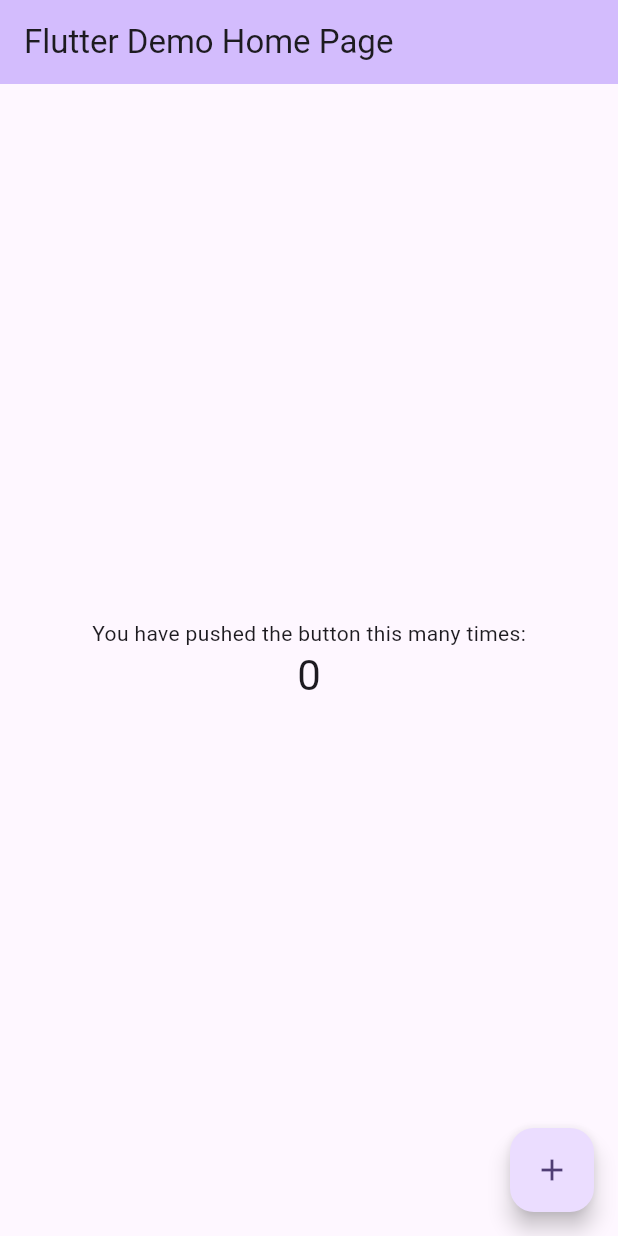
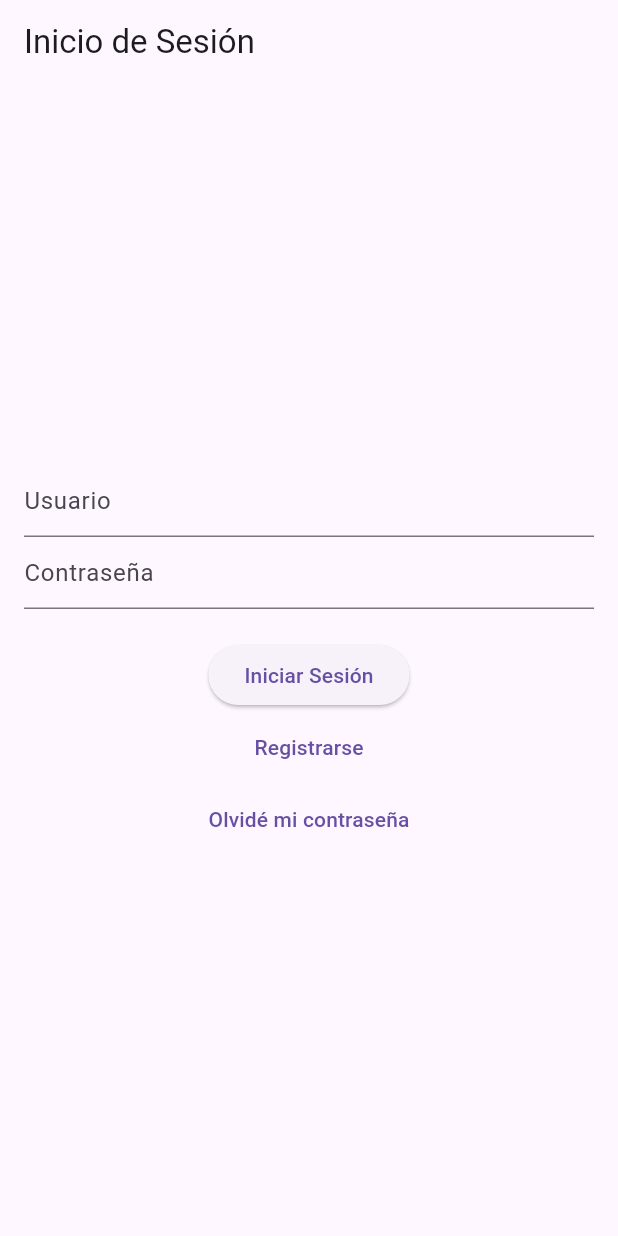
Before and after one commit to AbregoMendozaAllan/CuriosidadesAnimalesMovil2, a Flutter app: the screen it shows after launch, on a phone screen of 412 x 824 dp. Run offline on Flutter 3.47's test engine with Material 3 defaults, Android fonts, the light colour scheme and no system bars.

Commit message:
Primer commit

```diff
--- a/lib/main.dart
+++ b/lib/main.dart
@@ -1,125 +1,114 @@
 import 'package:flutter/material.dart';
+import 'register_page.dart'; // Asegúrate de usar la ruta correcta a tu archivo
+
 
 void main() {
-  runApp(const MyApp());
+  runApp(MyApp());
 }
 
 class MyApp extends StatelessWidget {
-  const MyApp({super.key});
-
-  // This widget is the root of your application.
   @override
   Widget build(BuildContext context) {
     return MaterialApp(
-      title: 'Flutter Demo',
-      theme: ThemeData(
-        // This is the theme of your application.
-        //
-        // TRY THIS: Try running your application with "flutter run". You'll see
-        // the application has a purple toolbar. Then, without quitting the app,
-        // try changing the seedColor in the colorScheme below to Colors.green
-        // and then invoke "hot reload" (save your changes or press the "hot
-        // reload" button in a Flutter-supported IDE, or press "r" if you used
-        // the command line to start the app).
-        //
-        // Notice that the counter didn't reset back to zero; the application
-        // state is not lost during the reload. To reset the state, use hot
-        // restart instead.
-        //
-        // This works for code too, not just values: Most code changes can be
-        // tested with just a hot reload.
-        colorScheme: ColorScheme.fromSeed(seedColor: Colors.deepPurple),
-        useMaterial3: true,
-      ),
-      home: const MyHomePage(title: 'Flutter Demo Home Page'),
+      home: LoginPage(),
     );
   }
 }
 
-class MyHomePage extends StatefulWidget {
-  const MyHomePage({super.key, required this.title});
-
-  // This widget is the home page of your application. It is stateful, meaning
-  // that it has a State object (defined below) that contains fields that affect
-  // how it looks.
-
-  // This class is the configuration for the state. It holds the values (in this
-  // case the title) provided by the parent (in this case the App widget) and
-  // used by the build method of the State. Fields in a Widget subclass are
-  // always marked "final".
-
-  final String title;
-
+class LoginPage extends StatefulWidget {
   @override
-  State<MyHomePage> createState() => _MyHomePageState();
+  _LoginPageState createState() => _LoginPageState();
 }
 
-class _MyHomePageState extends State<MyHomePage> {
-  int _counter = 0;
+class _LoginPageState extends State<LoginPage> {
+  final TextEditingController _usernameController = TextEditingController();
+  final TextEditingController _passwordController = TextEditingController();
 
-  void _incrementCounter() {
-    setState(() {
-      // This call to setState tells the Flutter framework that something has
-      // changed in this State, which causes it to rerun the build method below
-      // so that the display can reflect the updated values. If we changed
-      // _counter without calling setState(), then the build method would not be
-      // called again, and so nothing would appear to happen.
-      _counter++;
-    });
+  void _showForgotPasswordDialog() {
+    showDialog(
+      context: context,
+      builder: (context) => AlertDialog(
+        title: Text('Recuperar Contraseña'),
+        content: TextField(
+          controller: _usernameController, // Reutilizar el controlador de nombre de usuario para el email
+          decoration: InputDecoration(
+            hintText: 'Email',
+          ),
+          keyboardType: TextInputType.emailAddress,
+        ),
+        actions: <Widget>[
+          TextButton(
+            child: Text('Cancelar'),
+            onPressed: () => Navigator.of(context).pop(),
+          ),
+          TextButton(
+            child: Text('Enviar'),
+            onPressed: () {
+              // Aquí iría la lógica para manejar la recuperación de la contraseña
+              print('Solicitud de recuperación de contraseña para: ${_usernameController.text}');
+              Navigator.of(context).pop();
+            },
+          ),
+        ],
+      ),
+    );
   }
 
   @override
   Widget build(BuildContext context) {
-    // This method is rerun every time setState is called, for instance as done
-    // by the _incrementCounter method above.
-    //
-    // The Flutter framework has been optimized to make rerunning build methods
-    // fast, so that you can just rebuild anything that needs updating rather
-    // than having to individually change instances of widgets.
     return Scaffold(
       appBar: AppBar(
-        // TRY THIS: Try changing the color here to a specific color (to
-        // Colors.amber, perhaps?) and trigger a hot reload to see the AppBar
-        // change color while the other colors stay the same.
-        backgroundColor: Theme.of(context).colorScheme.inversePrimary,
-        // Here we take the value from the MyHomePage object that was created by
-        // the App.build method, and use it to set our appbar title.
-        title: Text(widget.title),
+        title: Text('Inicio de Sesión'),
       ),
-      body: Center(
-        // Center is a layout widget. It takes a single child and positions it
-        // in the middle of the parent.
+      body: Padding(
+        padding: const EdgeInsets.all(16.0),
         child: Column(
-          // Column is also a layout widget. It takes a list of children and
-          // arranges them vertically. By default, it sizes itself to fit its
-          // children horizontally, and tries to be as tall as its parent.
-          //
-          // Column has various properties to control how it sizes itself and
-          // how it positions its children. Here we use mainAxisAlignment to
-          // center the children vertically; the main axis here is the vertical
-          // axis because Columns are vertical (the cross axis would be
-          // horizontal).
-          //
-          // TRY THIS: Invoke "debug painting" (choose the "Toggle Debug Paint"
-          // action in the IDE, or press "p" in the console), to see the
-          // wireframe for each widget.
           mainAxisAlignment: MainAxisAlignment.center,
           children: <Widget>[
-            const Text(
-              'You have pushed the button this many times:',
+            TextField(
+              controller: _usernameController,
+              decoration: InputDecoration(
+                hintText: 'Usuario',
+              ),
             ),
-            Text(
-              '$_counter',
-              style: Theme.of(context).textTheme.headlineMedium,
+            TextField(
+              controller: _passwordController,
+              obscureText: true,
+              decoration: InputDecoration(
+                hintText: 'Contraseña',
+              ),
+            ),
+            SizedBox(height: 20),
+            ElevatedButton(
+              onPressed: () {
+                print('Usuario: ${_usernameController.text}, Contraseña: ${_passwordController.text}');
+              },
+              child: Text('Iniciar Sesión'),
+            ),
+            TextButton(
+              onPressed: () {
+                Navigator.push(
+                  context,
+                  MaterialPageRoute(builder: (context) => RegisterPage()),
+                );
+              },
+              child: Text('Registrarse'),
+            ),
+
+            TextButton(
+              onPressed: _showForgotPasswordDialog,
+              child: Text('Olvidé mi contraseña'),
             ),
           ],
         ),
       ),
-      floatingActionButton: FloatingActionButton(
-        onPressed: _incrementCounter,
-        tooltip: 'Increment',
-        child: const Icon(Icons.add),
-      ), // This trailing comma makes auto-formatting nicer for build methods.
     );
   }
+
+  @override
+  void dispose() {
+    _usernameController.dispose();
+    _passwordController.dispose();
+    super.dispose();
+  }
 }
```
Also changed, not shown: lib/register_page.dart (added, +98 -0 lines).
